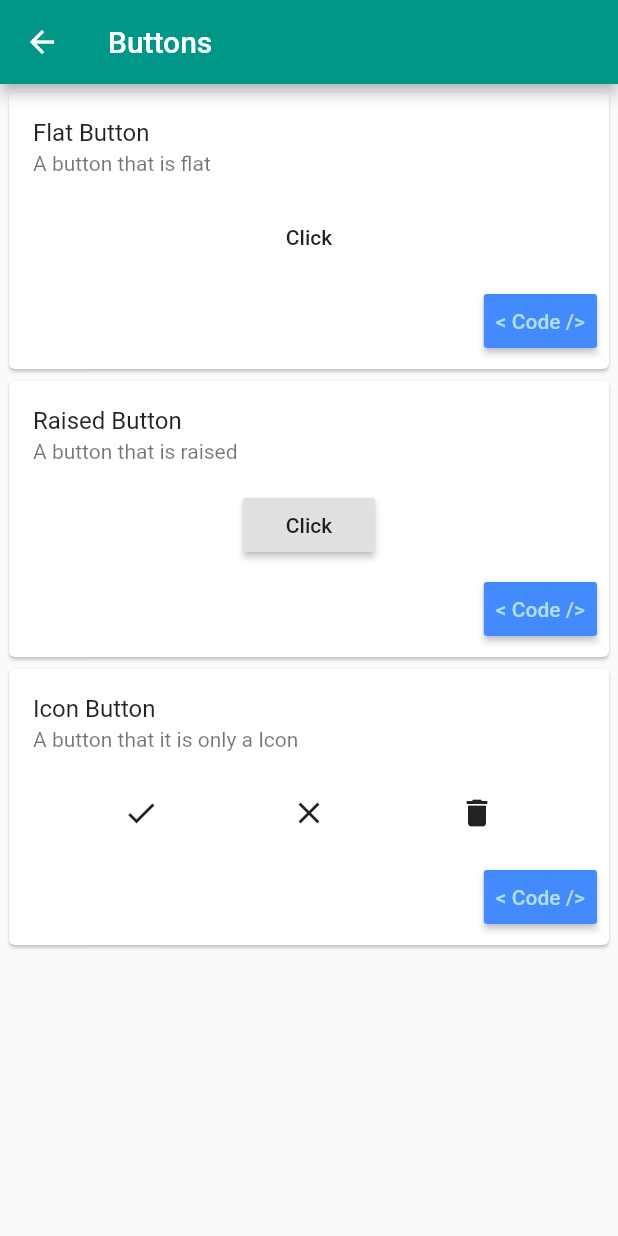
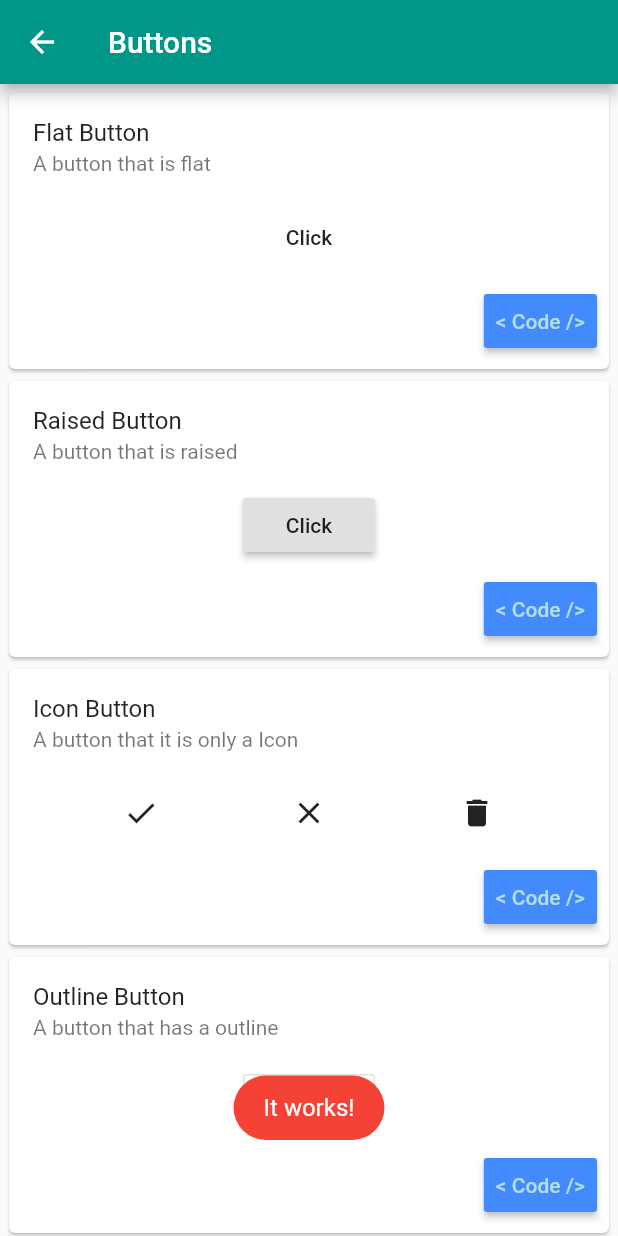
Before and after one commit to Adrieldf/allthewidgets, a Flutter app: the ButtonsPage screen opened directly, after a tap on the "check" icon, on a phone screen of 412 x 824 dp. Run offline on Flutter 3.47's test engine with Material 2 defaults, Android fonts, the phone set to English and light mode, and no system bars; our stand-ins replace fluttertoast, share.

Commit message:
one more button and toast!

```diff
--- a/lib/pages/buttonsPage.dart
+++ b/lib/pages/buttonsPage.dart
@@ -1,5 +1,6 @@
 import 'package:allthewidgets/cards/cardWithCodeButton.dart';
 import 'package:flutter/material.dart';
+import 'package:fluttertoast/fluttertoast.dart';
 
 class ButtonsPage extends StatelessWidget {
   @override
@@ -15,7 +16,8 @@ class ButtonsPage extends StatelessWidget {
             widgets: <Widget>[
               FlatButton(
                 child: Text("Click"),
-                onPressed: () {},
+                onPressed: () {
+                  this.showTestToast();},
               )
             ],
             name: "Flat Button",
@@ -26,7 +28,8 @@ class ButtonsPage extends StatelessWidget {
             widgets: <Widget>[
               RaisedButton(
                 child: Text("Click"),
-                onPressed: () {},
+                onPressed: () {
+                  this.showTestToast();},
               )
             ],
             name: "Raised Button",
@@ -35,17 +38,47 @@ class ButtonsPage extends StatelessWidget {
           ),
           CardWithCodeButton(
             widgets: <Widget>[
-              IconButton(icon: Icon(Icons.check), onPressed: () {}),
-              IconButton(icon: Icon(Icons.close), onPressed: () {}),
-              IconButton(icon: Icon(Icons.delete), onPressed: () {})
+              IconButton(icon: Icon(Icons.check), onPressed: () {
+                  this.showTestToast();}),
+              IconButton(icon: Icon(Icons.close), onPressed: () {
+                  this.showTestToast();}),
+              IconButton(icon: Icon(Icons.delete), onPressed: () {
+                  this.showTestToast();})
             ],
             name: "Icon Button",
             description: "A button that it is only a Icon",
             code:
                 " IconButton(\n icon: Icon(Icons.check),\n onPressed: () {}\n)",
-          )
+          ),
+          CardWithCodeButton(
+            widgets: <Widget>[
+              OutlineButton(
+                child: Text("Click"),
+                highlightedBorderColor: Colors.teal,
+                highlightColor: Colors.teal,
+                onPressed: () {
+                  this.showTestToast();
+                },
+              ),
+            ],
+            name: "Outline Button",
+            description: "A button that has a outline",
+            code:
+                "OutlineButton(\nchild: Text('Click'),\nhighlightedBorderColor: Theme.of(context).accentColor,\nonPressed: () {},\n)",
+          ),
         ],
       ),
     );
   }
+
+  void showTestToast() {
+    Fluttertoast.showToast(
+        msg: "It works!",
+        toastLength: Toast.LENGTH_SHORT,
+        gravity: ToastGravity.BOTTOM,
+        timeInSecForIosWeb: 1,
+        backgroundColor: Colors.red,
+        textColor: Colors.white,
+        fontSize: 16.0);
+  }
 }
--- a/pubspec.yaml
+++ b/pubspec.yaml
@@ -21,7 +21,7 @@ dependencies:
     sdk: flutter
 
   share: ^0.6.2+3
-
+  fluttertoast: ^4.0.0
   cupertino_icons: ^0.1.2
 
 
```
Also changed, not shown: lib/main.dart (+27 -2 lines), pubspec.lock.
